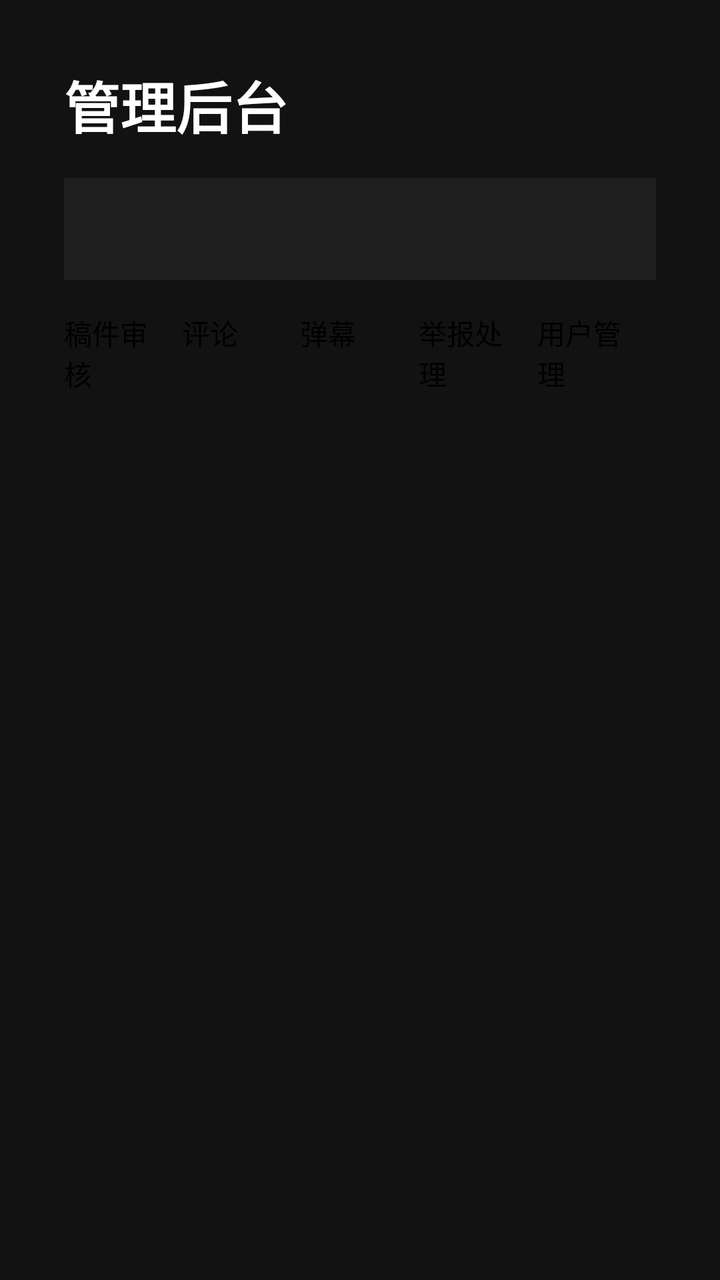
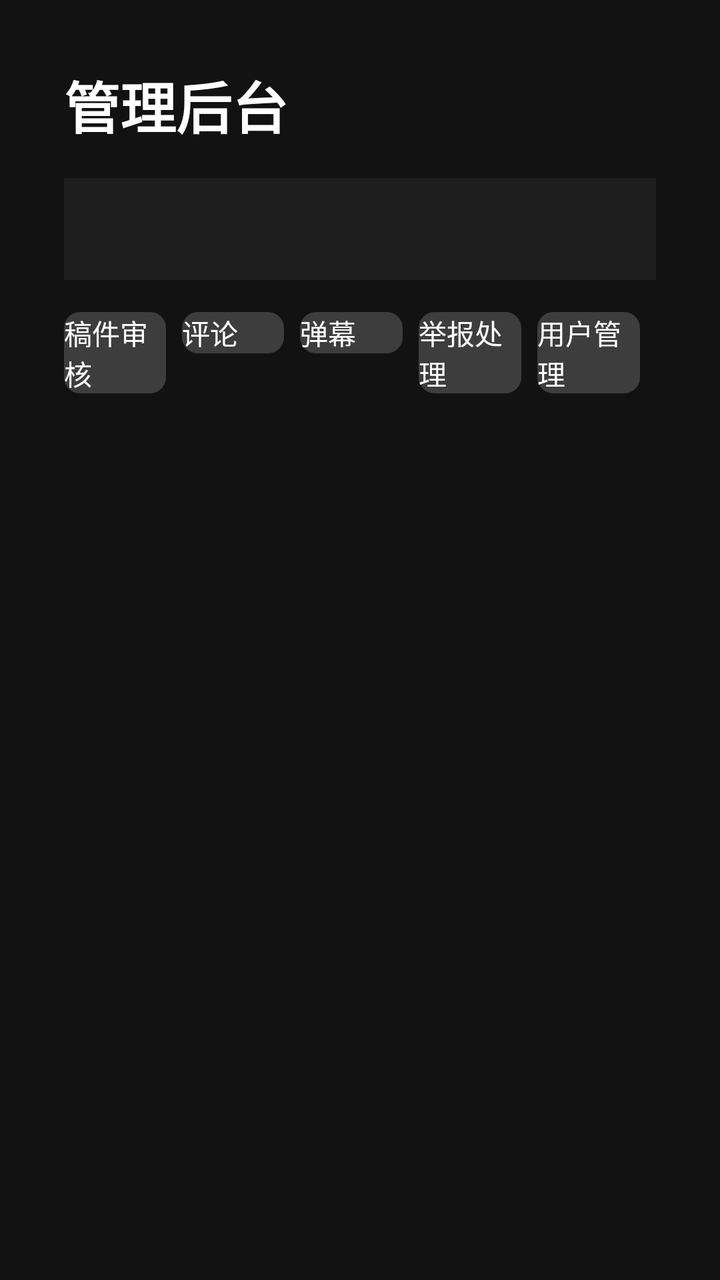

An Android layout rendered at two revisions. The XML below is the earlier revision; the diff shows what the commit changed to produce the second picture.
<!-- AndroidManifest.xml: activity theme Theme.LingXiTV.NoActionBar -->
<!-- res/layout/activity_admin.xml -->
<?xml version="1.0" encoding="utf-8"?>
<LinearLayout xmlns:android="http://schemas.android.com/apk/res/android"
    android:layout_width="match_parent"
    android:layout_height="match_parent"
    android:orientation="vertical"
    android:background="@color/bg_dark"
    android:padding="32dp">

    <TextView
        android:layout_width="wrap_content"
        android:layout_height="wrap_content"
        android:text="管理后台"
        android:textColor="@color/text_primary"
        android:textSize="28sp"
        android:textStyle="bold"
        android:layout_marginBottom="16dp" />

    
    <TextView
        android:id="@+id/tvOverview"
        android:layout_width="match_parent"
        android:layout_height="wrap_content"
        android:background="@color/card_bg"
        android:padding="16dp"
        android:textColor="@color/text_secondary"
        android:textSize="14sp"
        android:layout_marginBottom="16dp" />

    
    <LinearLayout
        android:layout_width="match_parent"
        android:layout_height="wrap_content"
        android:orientation="horizontal"
        android:layout_marginBottom="12dp">

        <Button android:id="@+id/tabVideos" style="@style/AdminTab" android:text="稿件审核" />
        <Button android:id="@+id/tabComments" style="@style/AdminTab" android:text="评论" />
        <Button android:id="@+id/tabDanmaku" style="@style/AdminTab" android:text="弹幕" />
        <Button android:id="@+id/tabReports" style="@style/AdminTab" android:text="举报处理" />
        <Button android:id="@+id/tabUsers" style="@style/AdminTab" android:text="用户管理" />
    </LinearLayout>

    
    <LinearLayout
        android:id="@+id/searchRow"
        android:layout_width="match_parent"
        android:layout_height="wrap_content"
        android:orientation="horizontal"
        android:layout_marginBottom="12dp"
        android:visibility="gone">

        <EditText
            android:id="@+id/etSearch"
            android:layout_width="0dp"
            android:layout_height="wrap_content"
            android:layout_weight="1"
            android:hint="输入关键词检索"
            android:textColor="@color/text_primary"
            android:textColorHint="@color/text_secondary"
            android:background="@android:color/white"
            android:padding="10dp"
            android:singleLine="true" />

        <Button
            android:id="@+id/btnSearch"
            android:layout_width="wrap_content"
            android:layout_height="wrap_content"
            android:text="搜索"
            android:layout_marginStart="8dp" />
    </LinearLayout>

    <androidx.recyclerview.widget.RecyclerView
        android:id="@+id/rvAdmin"
        android:layout_width="match_parent"
        android:layout_height="0dp"
        android:layout_weight="1" />

    <TextView
        android:id="@+id/tvEmpty"
        android:layout_width="wrap_content"
        android:layout_height="wrap_content"
        android:layout_gravity="center_horizontal"
        android:text="暂无数据"
        android:textColor="@color/text_secondary"
        android:textSize="16sp"
        android:visibility="gone" />
</LinearLayout>
<!-- resources referenced by this layout -->
<resources>
  <color name="bg_dark">#121212</color>
  <color name="card_bg">#1E1E1E</color>
  <color name="text_primary">#FFFFFF</color>
  <color name="text_secondary">#B0B0B0</color>
  <style name="AdminTab">
          <item name="android:layout_width">0dp</item>
          <item name="android:layout_height">wrap_content</item>
          <item name="android:layout_weight">1</item>
          <item name="android:layout_marginEnd">8dp</item>
          <item name="android:textSize">14sp</item>
      </style>
  <style name="Theme.LingXiTV.NoActionBar" parent="Theme.LingXiTV">
          <item name="windowActionBar">false</item>
          <item name="windowNoTitle">true</item>
      </style>
  <style name="Theme.LingXiTV" parent="@style/Theme.Leanback">
          <item name="colorPrimary">@color/lingxi_green</item>
          <item name="colorPrimaryDark">@color/lingxi_green_dark</item>
          <item name="colorAccent">@color/lingxi_green_light</item>
          <item name="android:windowBackground">@color/bg_dark</item>
          <item name="android:statusBarColor">@color/bg_dark</item>
          <item name="android:navigationBarColor">@color/bg_dark</item>
      </style>
  <color name="lingxi_green">#1a8a5c</color>
  <color name="lingxi_green_dark">#127049</color>
  <color name="lingxi_green_light">#2eb87c</color>
</resources>

<!-- the commit's change to res/layout/activity_admin.xml (unified diff, before → after) -->
@@ -57,15 +57,20 @@
             android:hint="输入关键词检索"
             android:textColor="@color/text_primary"
             android:textColorHint="@color/text_secondary"
-            android:background="@android:color/white"
+            android:background="@drawable/bg_edit_text"
             android:padding="10dp"
-            android:singleLine="true" />
+            android:singleLine="true"
+            android:focusable="true" />
 
         <Button
             android:id="@+id/btnSearch"
             android:layout_width="wrap_content"
             android:layout_height="wrap_content"
             android:text="搜索"
+            android:textColor="@color/text_primary"
+            android:background="@drawable/btn_secondary"
+            android:focusable="true"
+            android:clickable="true"
             android:layout_marginStart="8dp" />
     </LinearLayout>
 
<!-- resource entries referenced after the edit -->
@@ -4,12 +4,70 @@
   <color name="card_bg">#1E1E1E</color>
   <color name="text_primary">#FFFFFF</color>
   <color name="text_secondary">#B0B0B0</color>
+  <!-- drawable bg_edit_text (drawable) -->
+  <?xml version="1.0" encoding="utf-8"?>
+  <selector xmlns:android="http://schemas.android.com/apk/res/android">
+      <item android:state_focused="true">
+          <shape android:shape="rectangle">
+              <corners android:radius="8dp" />
+              <solid android:color="#2A2A2A" />
+              <stroke android:width="2dp" android:color="@color/lingxi_green_light" />
+          </shape>
+      </item>
+      <item>
+          <shape android:shape="rectangle">
+              <corners android:radius="8dp" />
+              <solid android:color="#2A2A2A" />
+              <stroke android:width="1dp" android:color="#3D3D3D" />
+          </shape>
+      </item>
+  </selector>
+  <!-- drawable btn_secondary (drawable) -->
+  <?xml version="1.0" encoding="utf-8"?>
+  <selector xmlns:android="http://schemas.android.com/apk/res/android">
+      <item android:state_focused="true" android:state_pressed="true">
+          <shape android:shape="rectangle">
+              <corners android:radius="8dp" />
+              <solid android:color="#4A4A4A" />
+              <stroke android:width="2dp" android:color="@color/white" />
+          </shape>
+      </item>
+      <item android:state_focused="true">
+          <shape android:shape="rectangle">
+              <corners android:radius="8dp" />
+              <solid android:color="#4A4A4A" />
+              <stroke android:width="2dp" android:color="@color/lingxi_green_light" />
+          </shape>
+      </item>
+      <item android:state_pressed="true">
+          <shape android:shape="rectangle">
+              <corners android:radius="8dp" />
+              <solid android:color="#4A4A4A" />
+          </shape>
+      </item>
+      <item android:state_enabled="false">
+          <shape android:shape="rectangle">
+              <corners android:radius="8dp" />
+              <solid android:color="#2A2A2A" />
+          </shape>
+      </item>
+      <item>
+          <shape android:shape="rectangle">
+              <corners android:radius="8dp" />
+              <solid android:color="#3D3D3D" />
+          </shape>
+      </item>
+  </selector>
   <style name="AdminTab">
           <item name="android:layout_width">0dp</item>
           <item name="android:layout_height">wrap_content</item>
           <item name="android:layout_weight">1</item>
           <item name="android:layout_marginEnd">8dp</item>
           <item name="android:textSize">14sp</item>
+          <item name="android:textColor">@color/text_primary</item>
+          <item name="android:background">@drawable/btn_secondary</item>
+          <item name="android:focusable">true</item>
+          <item name="android:clickable">true</item>
       </style>
   <style name="Theme.LingXiTV.NoActionBar" parent="Theme.LingXiTV">
           <item name="windowActionBar">false</item>
@@ -22,9 +80,17 @@
           <item name="android:windowBackground">@color/bg_dark</item>
           <item name="android:statusBarColor">@color/bg_dark</item>
           <item name="android:navigationBarColor">@color/bg_dark</item>
+          
+          <item name="alertDialogTheme">@style/Theme.LingXiTV.Dialog</item>
       </style>
   <color name="lingxi_green">#1a8a5c</color>
   <color name="lingxi_green_dark">#127049</color>
+  <style name="Theme.LingXiTV.Dialog" parent="Theme.AppCompat.Dialog.Alert">
+          <item name="colorPrimary">@color/lingxi_green</item>
+          <item name="colorPrimaryDark">@color/lingxi_green_dark</item>
+          <item name="colorAccent">@color/lingxi_green_light</item>
+      </style>
   <color name="lingxi_green_light">#2eb87c</color>
+  <color name="white">#FFFFFF</color>
 </resources>
 
